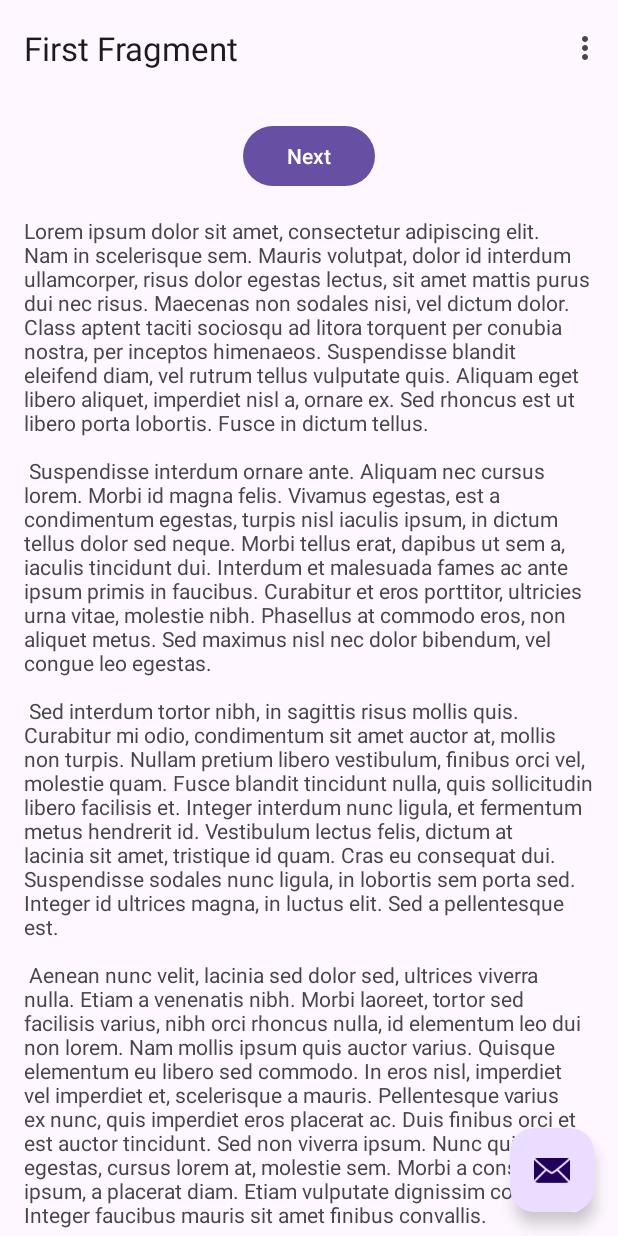
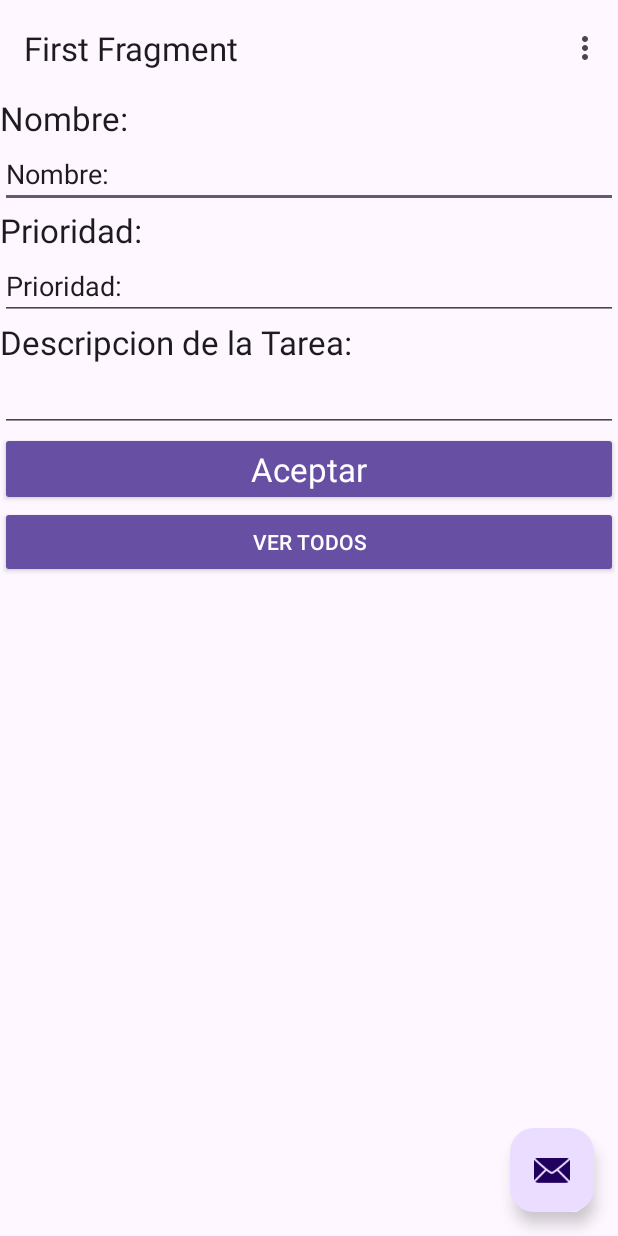
Before and after one commit to Rulas54/AgendaKotlin, an Android app: the screen it shows after launch (MainActivity), on a phone screen of 412 x 824 dp. Run offline under Robolectric (Android 15) with nearby library versions, the phone set to English and light mode, and no system bars; our stand-ins replace navigation-ui; pictures from the network do not load.

Commit message:
Tarea 2 Creacion de Pantallas Graficas

```diff
--- a/app/src/main/AndroidManifest.xml
+++ b/app/src/main/AndroidManifest.xml
@@ -1,6 +1,8 @@
 <?xml version="1.0" encoding="utf-8"?>
 <manifest xmlns:android="http://schemas.android.com/apk/res/android"
           xmlns:tools="http://schemas.android.com/tools">
+    <uses-permission android:name="android.permission.ACCESS_NETWORK_STATE"/>
+    <uses-permission android:name="android.permission.INTERNET"/>
 
     <application
             android:allowBackup="true"
@@ -11,6 +13,7 @@
             android:roundIcon="@mipmap/ic_launcher_round"
             android:supportsRtl="true"
             android:theme="@style/Theme.AgendaKotlin"
+            android:usesCleartextTraffic="true"
             tools:targetApi="31">
         <activity
                 android:name=".MainActivity"
--- a/app/src/main/assets/config.properties
+++ b/app/src/main/assets/config.properties
@@ -1 +1 @@
-api.url=http://localhost:8080/
+api.url=http://10.0.2.2:8080/
--- a/app/src/main/java/udelp/edu/mx/agendakotlin/FirstFragment.kt
+++ b/app/src/main/java/udelp/edu/mx/agendakotlin/FirstFragment.kt
@@ -6,7 +6,10 @@ import androidx.fragment.app.Fragment
 import android.view.LayoutInflater
 import android.view.View
 import android.view.ViewGroup
+import android.widget.TextView
+import android.widget.Toast
 import androidx.navigation.fragment.findNavController
+import com.google.android.material.snackbar.Snackbar
 import retrofit2.Call
 import retrofit2.Callback
 import retrofit2.Response
@@ -14,6 +17,9 @@ import udelp.edu.mx.agendakotlin.model.Tarea
 import udelp.edu.mx.agendakotlin.client.Clients
 import udelp.edu.mx.agendakotlin.databinding.FragmentFirstBinding
 import udelp.edu.mx.agendakotlin.service.TareaService
+import java.text.SimpleDateFormat
+import java.util.Date
+import java.util.Locale
 
 
 /**
@@ -40,14 +46,29 @@ class FirstFragment : Fragment() {
     override fun onViewCreated(view: View, savedInstanceState: Bundle?) {
         super.onViewCreated(view, savedInstanceState)
 
+
+        val date = SimpleDateFormat("yyyy-MM-dd", Locale.US).format(Date())
+        var tarea : Tarea = Tarea(null,date,"Luis","Algo",1)
         val api = Clients.instance(view.context).create(TareaService::class.java)
+
+        api.add(tarea).enqueue(object : Callback<Tarea> {
+            override fun onResponse(call: Call<Tarea>, response: Response<Tarea>) {
+                if(response.isSuccessful) {
+                    Log.d("Tarea", response.body().toString())
+                }
+            }
+            override fun onFailure(call: Call<Tarea>, t: Throwable) {
+                Log.e("Error", "Error en la API: ${t.message}", t)
+            }
+        })
 
         api.getAll().enqueue(object : Callback<List<Tarea>> {
             override fun onResponse(call: Call<List<Tarea>>, response: Response<List<Tarea>>) {
+                Log.d("tarea",call.request().url().toString())
                 if (response.isSuccessful) {
                     response.body()?.let {tareas ->
-                        for (tarea in tareas){
-                            Log.d("Tarea","ID: ${tarea.id}, Nombre: ${tarea.nombre}")
+                        for (t in tareas){
+                            Log.d("Tarea", "ID: ${tarea.id}, Nombre: ${tarea.nombre}")
                         }
                     }
                 }
@@ -58,7 +79,35 @@ class FirstFragment : Fragment() {
             }
         })
 
-        binding.buttonFirst.setOnClickListener {
+        binding.btnAceptar.setOnClickListener {
+            val nombre : TextView = view.findViewById<TextView>(R.id.txtNombre)
+            val prioridad : TextView = view.findViewById<TextView>(R.id.txtPrioridad)
+            val descripcion : TextView = view.findViewById<TextView>(R.id.txtDescripcion)
+
+            //------------------------------------------------------------------------------------
+            val date = SimpleDateFormat("yyyy-MM-dd", Locale.US).format(Date())
+            var tarea : Tarea = Tarea(null,date,nombre.text.toString(),descripcion.text.toString(),prioridad.text.toString().toInt())
+            val api = Clients.instance(view.context).create(TareaService::class.java)
+
+            api.add(tarea).enqueue(object : Callback<Tarea> {
+                override fun onResponse(call: Call<Tarea>, response: Response<Tarea>) {
+                    if(response.isSuccessful) {
+                        Log.d("Tarea", response.body().toString())
+                    }
+                }
+                override fun onFailure(call: Call<Tarea>, t: Throwable) {
+                    Log.e("Error", "Error en la API: ${t.message}", t)
+                }
+            })
+
+
+            //Snackbar.make(view, nombre.text, Snackbar.LENGTH_LONG)
+                //.setAction("Action", null)
+               // .setAnchorView(R.id.fab).show()
+            //findNavController().navigate(R.id.action_FirstFragment_to_SecondFragment)
+        }
+
+        binding.btnVerTodos.setOnClickListener {
             findNavController().navigate(R.id.action_FirstFragment_to_SecondFragment)
         }
     }
--- a/app/src/main/java/udelp/edu/mx/agendakotlin/model/Tarea.kt
+++ b/app/src/main/java/udelp/edu/mx/agendakotlin/model/Tarea.kt
@@ -4,9 +4,9 @@ import com.google.gson.annotations.SerializedName
 import java.util.Date
 
 data class Tarea(
-    @SerializedName("id") val id: Long,
-    @SerializedName("fechaCreacion") val fechaCreacion: Date,
-    @SerializedName("nombre") val nombre: String,
-    @SerializedName("descripcion") val descripcion: String,
-    @SerializedName("prioridad") val prioridad: Int,
+    @SerializedName("id") val id: Long?,
+    @SerializedName("fechaCreacion") val fechaCreacion: String?,
+    @SerializedName("nombre") val nombre: String?,
+    @SerializedName("descripcion") val descripcion: String?,
+    @SerializedName("prioridad") val prioridad: Int?,
 )
--- a/app/src/main/java/udelp/edu/mx/agendakotlin/service/ContactoService.kt
+++ b/app/src/main/java/udelp/edu/mx/agendakotlin/service/ContactoService.kt
@@ -7,7 +7,7 @@ import retrofit2.http.POST
 import retrofit2.http.Path
 
 interface ContactoService {
-    @POST("contacto")
+    @POST("contacto/")
     fun getAll(): Call<List<Contacto>>
 
     @POST("contacto/add")
--- a/app/src/main/java/udelp/edu/mx/agendakotlin/service/TareaService.kt
+++ b/app/src/main/java/udelp/edu/mx/agendakotlin/service/TareaService.kt
@@ -7,7 +7,7 @@ import retrofit2.http.POST
 import retrofit2.http.Path
 
 interface TareaService {
-    @POST("tarea")
+    @POST("tarea/")
     fun getAll(): Call<List<Tarea>>
 
     @POST("tarea/add")
--- a/app/src/main/res/layout/fragment_first.xml
+++ b/app/src/main/res/layout/fragment_first.xml
@@ -6,29 +6,56 @@
         android:layout_width="match_parent"
         android:layout_height="match_parent"
         tools:context=".FirstFragment">
-    <androidx.constraintlayout.widget.ConstraintLayout
+    <LinearLayout
+            android:orientation="vertical"
             android:layout_width="match_parent"
-            android:layout_height="match_parent"
-            android:padding="16dp">
+            android:layout_height="wrap_content">
+        <TextView
+                android:text="Nombre:"
+                android:layout_width="match_parent"
+                android:layout_height="wrap_content" android:id="@+id/textView4"
+                android:textAppearance="@style/TextAppearance.AppCompat.Large"/>
+        <EditText
+                android:layout_width="match_parent"
+                android:layout_height="wrap_content"
+                android:inputType="text"
+                android:text="Nombre:"
+                android:ems="10"
+                android:id="@+id/txtNombre" android:textAppearance="@style/TextAppearance.AppCompat.Medium"/>
+        <TextView
+                android:text="Prioridad:"
+                android:layout_width="match_parent"
+                android:layout_height="wrap_content" android:id="@+id/textView5"
+                android:textAppearance="@style/TextAppearance.AppCompat.Large"/>
+        <EditText
+                android:layout_width="match_parent"
+                android:layout_height="wrap_content"
+                android:inputType="text"
+                android:text="Prioridad:"
+                android:ems="10"
+                android:id="@+id/txtPrioridad" android:textAppearance="@style/TextAppearance.AppCompat.Medium"/>
+        <TextView
+                android:text="Descripcion de la Tarea:"
+                android:layout_width="match_parent"
+                android:layout_height="wrap_content" android:id="@+id/textView6"
+                android:textAppearance="@style/TextAppearance.AppCompat.Large"/>
+        <EditText
+                android:layout_width="match_parent"
+                android:layout_height="wrap_content"
+                android:inputType="textMultiLine"
+                android:gravity="start|top"
+                android:ems="10"
+                android:id="@+id/txtDescripcion" android:textAppearance="@style/TextAppearance.AppCompat.Medium"/>
         <Button
-                android:id="@+id/button_first"
-                android:layout_width="wrap_content"
-                android:layout_height="wrap_content"
-                android:text="@string/next"
-                app:layout_constraintBottom_toTopOf="@id/textview_first"
-                app:layout_constraintEnd_toEndOf="parent"
-                app:layout_constraintStart_toStartOf="parent"
-                app:layout_constraintTop_toTopOf="parent"/>
-
-        <TextView
-                android:id="@+id/textview_first"
-                android:layout_width="wrap_content"
-                android:layout_height="wrap_content"
-                android:layout_marginTop="16dp"
-                android:text="@string/lorem_ipsum"
-                app:layout_constraintBottom_toBottomOf="parent"
-                app:layout_constraintEnd_toEndOf="parent"
-                app:layout_constraintStart_toStartOf="parent"
-                app:layout_constraintTop_toBottomOf="@id/button_first"/>
-    </androidx.constraintlayout.widget.ConstraintLayout>
+                android:text="Aceptar"
+                android:layout_width="match_parent"
+                android:layout_height="wrap_content" android:id="@+id/btnAceptar"
+                style="@style/Widget.AppCompat.Button.Colored"
+                android:textAppearance="@style/TextAppearance.AppCompat.Large"/>
+        <Button
+                android:text="Ver todos"
+                android:layout_width="match_parent"
+                android:layout_height="wrap_content" android:id="@+id/btnVerTodos"
+                style="@style/Widget.AppCompat.Button"/>
+    </LinearLayout>
 </androidx.core.widget.NestedScrollView>
```
Also changed, not shown: app/src/main/res/layout/fragment_second.xml (+2 -24 lines), app/src/main/res/layout/item_tarea.xml (added, +47 -0 lines).
